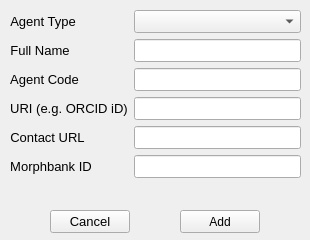
Before: the Qt Designer form src/newagentdialog.ui in kopolzin/bioimages-collection-manager, drawn with Qt 5.
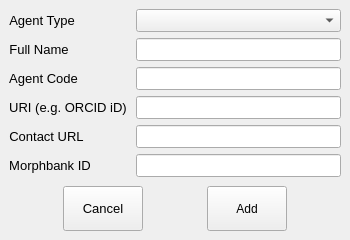
After: the same form once the commit is applied.

Patch:
```diff
--- a/src/newagentdialog.ui
+++ b/src/newagentdialog.ui
@@ -6,10 +6,16 @@
    <rect>
     <x>0</x>
     <y>0</y>
-    <width>310</width>
+    <width>350</width>
     <height>240</height>
    </rect>
   </property>
+  <property name="sizePolicy">
+   <sizepolicy hsizetype="Minimum" vsizetype="Minimum">
+    <horstretch>0</horstretch>
+    <verstretch>0</verstretch>
+   </sizepolicy>
+  </property>
   <property name="minimumSize">
    <size>
     <width>310</width>
@@ -18,40 +24,30 @@
   </property>
   <property name="maximumSize">
    <size>
-    <width>310</width>
-    <height>240</height>
+    <width>16777215</width>
+    <height>16777215</height>
    </size>
   </property>
   <property name="windowTitle">
    <string>Add New Agent</string>
   </property>
-  <widget class="QPushButton" name="cancelButton">
-   <property name="geometry">
-    <rect>
-     <x>50</x>
-     <y>210</y>
-     <width>80</width>
-     <height>23</height>
-    </rect>
+  <layout class="QVBoxLayout" name="verticalLayout">
+   <property name="spacing">
+    <number>9</number>
    </property>
-   <property name="font">
-    <font>
-     <pointsize>10</pointsize>
-    </font>
+   <property name="leftMargin">
+    <number>9</number>
    </property>
-   <property name="text">
-    <string>Cancel</string>
+   <property name="topMargin">
+    <number>9</number>
    </property>
-  </widget>
-  <widget class="QWidget" name="layoutWidget">
-   <property name="geometry">
-    <rect>
-     <x>10</x>
-     <y>10</y>
-     <width>291</width>
-     <height>188</height>
-    </rect>
+   <property name="rightMargin">
+    <number>9</number>
    </property>
+   <property name="bottomMargin">
+    <number>9</number>
+   </property>
+   <item>
    <layout class="QFormLayout" name="formLayout">
     <property name="verticalSpacing">
      <number>6</number>
@@ -219,20 +215,82 @@
      </widget>
     </item>
    </layout>
-  </widget>
+   </item>
+   <item>
+    <layout class="QHBoxLayout" name="horizontalLayout">
+     <item>
+      <spacer name="horizontalSpacer">
+       <property name="orientation">
+        <enum>Qt::Horizontal</enum>
+       </property>
+       <property name="sizeHint" stdset="0">
+        <size>
+         <width>40</width>
+         <height>20</height>
+        </size>
+       </property>
+      </spacer>
+     </item>
+     <item>
+      <widget class="QPushButton" name="cancelButton">
+       <property name="sizePolicy">
+        <sizepolicy hsizetype="Minimum" vsizetype="Preferred">
+         <horstretch>0</horstretch>
+         <verstretch>0</verstretch>
+        </sizepolicy>
+       </property>
+       <property name="font">
+        <font>
+         <pointsize>10</pointsize>
+        </font>
+       </property>
+       <property name="text">
+        <string>Cancel</string>
+       </property>
+      </widget>
+     </item>
+     <item>
+      <spacer name="horizontalSpacer_2">
+       <property name="orientation">
+        <enum>Qt::Horizontal</enum>
+       </property>
+       <property name="sizeHint" stdset="0">
+        <size>
+         <width>40</width>
+         <height>20</height>
+        </size>
+       </property>
+      </spacer>
+     </item>
+     <item>
   <widget class="QPushButton" name="addButton">
-   <property name="geometry">
-    <rect>
-     <x>180</x>
-     <y>210</y>
-     <width>80</width>
-     <height>23</height>
-    </rect>
+       <property name="sizePolicy">
+        <sizepolicy hsizetype="Minimum" vsizetype="Preferred">
+         <horstretch>0</horstretch>
+         <verstretch>0</verstretch>
+        </sizepolicy>
    </property>
    <property name="text">
     <string>Add</string>
    </property>
   </widget>
+     </item>
+     <item>
+      <spacer name="horizontalSpacer_3">
+       <property name="orientation">
+        <enum>Qt::Horizontal</enum>
+       </property>
+       <property name="sizeHint" stdset="0">
+        <size>
+         <width>40</width>
+         <height>20</height>
+        </size>
+       </property>
+      </spacer>
+     </item>
+    </layout>
+   </item>
+  </layout>
  </widget>
  <tabstops>
   <tabstop>fullName</tabstop>
```
Lines whose indentation alone changed are shown as unchanged.
